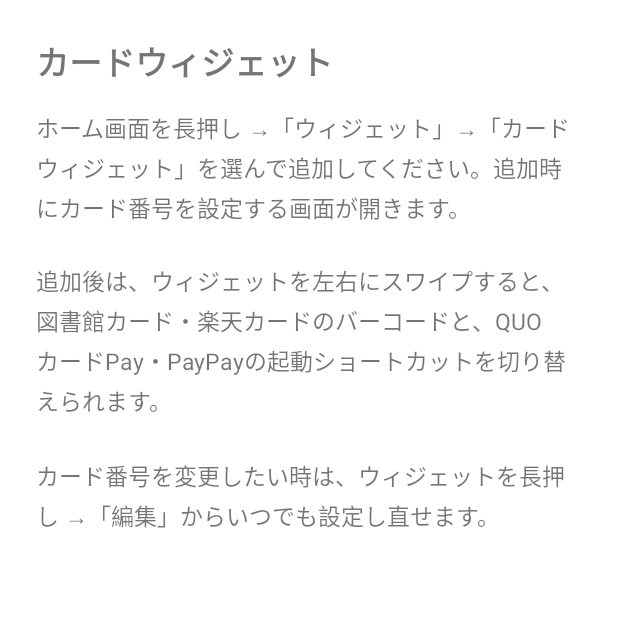
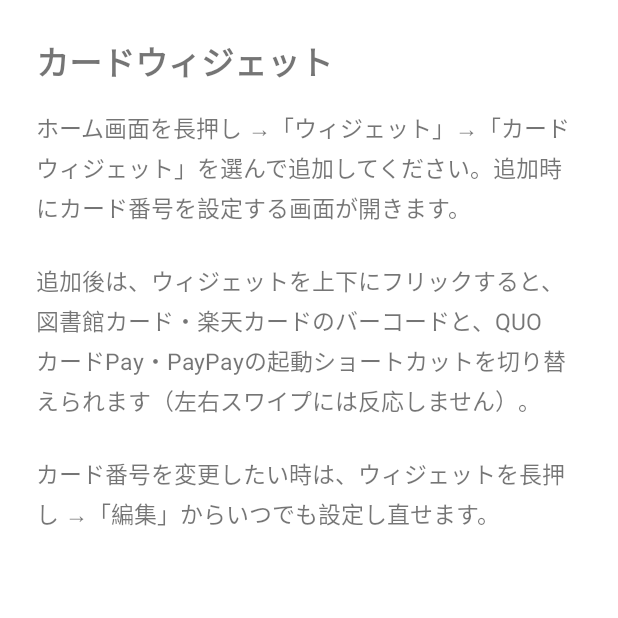
Before and after one commit to shintaro59/health-connect-bridge, an Android app: the screen it shows after launch (MainActivity), on a phone screen of 412 x 824 dp, the top half of it. Run offline under Robolectric (Android 15) with nearby library versions, the phone set to English and light mode, and no system bars.

Commit message:
Fix card_widget onboarding text: StackView swipes vertically, not horizontally
android.widget.StackView only responds to a vertical fling to move
between items (per the official AppWidget collections docs); it
ignores horizontal swipes entirely. The in-app description told users
to swipe left/right, so the cards never advanced and always looked
stacked. Corrected the instructions to say flick up/down.

```diff
--- a/card_widget/app/src/main/res/values/strings.xml
+++ b/card_widget/app/src/main/res/values/strings.xml
@@ -25,5 +25,5 @@
     <string name="scan_failed">バーコードを読み取れませんでした。写真を変えて試すか、番号を直接入力してください</string>
 
     <string name="main_title">カードウィジェット</string>
-    <string name="main_description">ホーム画面を長押し →「ウィジェット」→「カードウィジェット」を選んで追加してください。追加時にカード番号を設定する画面が開きます。\n\n追加後は、ウィジェットを左右にスワイプすると、図書館カード・楽天カードのバーコードと、QUOカードPay・PayPayの起動ショートカットを切り替えられます。\n\nカード番号を変更したい時は、ウィジェットを長押し →「編集」からいつでも設定し直せます。</string>
+    <string name="main_description">ホーム画面を長押し →「ウィジェット」→「カードウィジェット」を選んで追加してください。追加時にカード番号を設定する画面が開きます。\n\n追加後は、ウィジェットを上下にフリックすると、図書館カード・楽天カードのバーコードと、QUOカードPay・PayPayの起動ショートカットを切り替えられます（左右スワイプには反応しません）。\n\nカード番号を変更したい時は、ウィジェットを長押し →「編集」からいつでも設定し直せます。</string>
 </resources>
```
